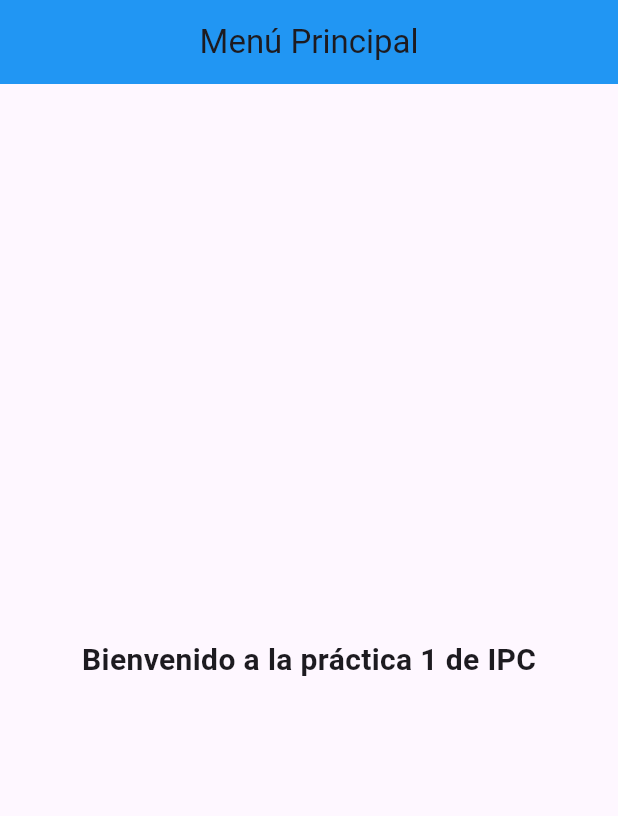
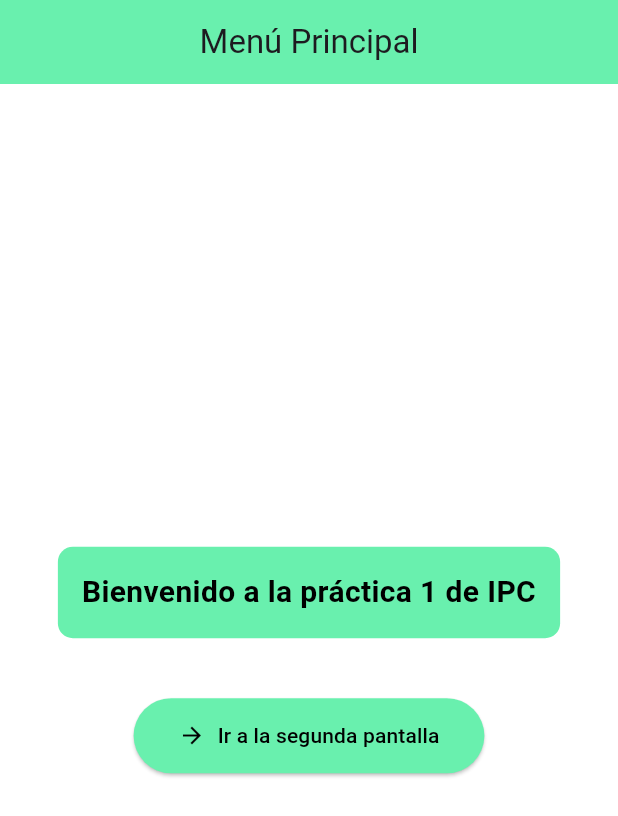
Before and after one commit to jaimemas06/jmassar_pcrocmau_P1, a Flutter app: the screen it shows after launch, on a phone screen of 412 x 824 dp. Shown: the top 816 px of the screen. Run offline on Flutter 3.47's test engine with Material 3 defaults, Android fonts, the phone set to English and light mode, and no system bars.

Commit message:
Actualizada pantalla principal con columnas, contenedores y boton de navegacion a una segunda pantalla

```diff
--- a/lib/views/main_view.dart
+++ b/lib/views/main_view.dart
@@ -1,20 +1,67 @@
 import 'package:flutter/material.dart';
+import 'list_view.dart'; // Segunda pantalla
 
 class MainView extends StatelessWidget {
-  const MainView({Key? key}) : super(key: key);
+  const MainView({super.key});
 
   @override
   Widget build(BuildContext context) {
     return Scaffold(
+      backgroundColor: Colors.white, // Fondo blanco
       appBar: AppBar(
         title: const Text('Menú Principal'),
-        backgroundColor: Colors.blue,
+        backgroundColor: Colors.greenAccent,
         centerTitle: true,
       ),
-      body: const Center(
-        child: Text(
-          'Bienvenido a la práctica 1 de IPC',
-          style: TextStyle(fontSize: 20, fontWeight: FontWeight.bold),
+      body: Center(
+        child: Column(
+          mainAxisAlignment: MainAxisAlignment.center,
+          crossAxisAlignment: CrossAxisAlignment.center,
+          children: [
+            // Texto de bienvenida
+            Container(
+              padding: const EdgeInsets.all(16),
+              decoration: BoxDecoration(
+                color: Colors.greenAccent,
+                borderRadius: BorderRadius.circular(10),
+              ),
+              child: const Text(
+                'Bienvenido a la práctica 1 de IPC',
+                style: TextStyle(
+                  fontSize: 20,
+                  fontWeight: FontWeight.bold,
+                  color: Colors.black,
+                ),
+                textAlign: TextAlign.center,
+              ),
+            ),
+
+            const SizedBox(height: 40),
+
+            // Botón navegación
+            ElevatedButton.icon(
+              icon: const Icon(Icons.arrow_forward, color: Colors.black),
+              label: const Text(
+                'Ir a la segunda pantalla',
+                style: TextStyle(color: Colors.black),
+              ),
+              style: ElevatedButton.styleFrom(
+                backgroundColor: Colors.greenAccent,
+                padding: const EdgeInsets.symmetric(
+                  horizontal: 30,
+                  vertical: 15,
+                ),
+              ),
+              onPressed: () {
+                Navigator.push(
+                  context,
+                  MaterialPageRoute(
+                    builder: (context) => const ListViewScreen(),
+                  ),
+                );
+              },
+            ),
+          ],
         ),
       ),
     );
```
